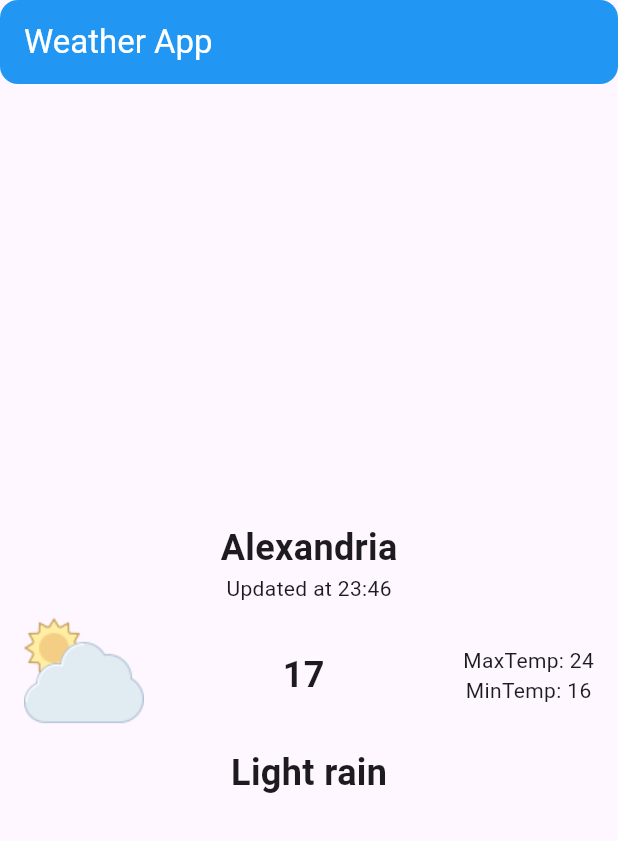
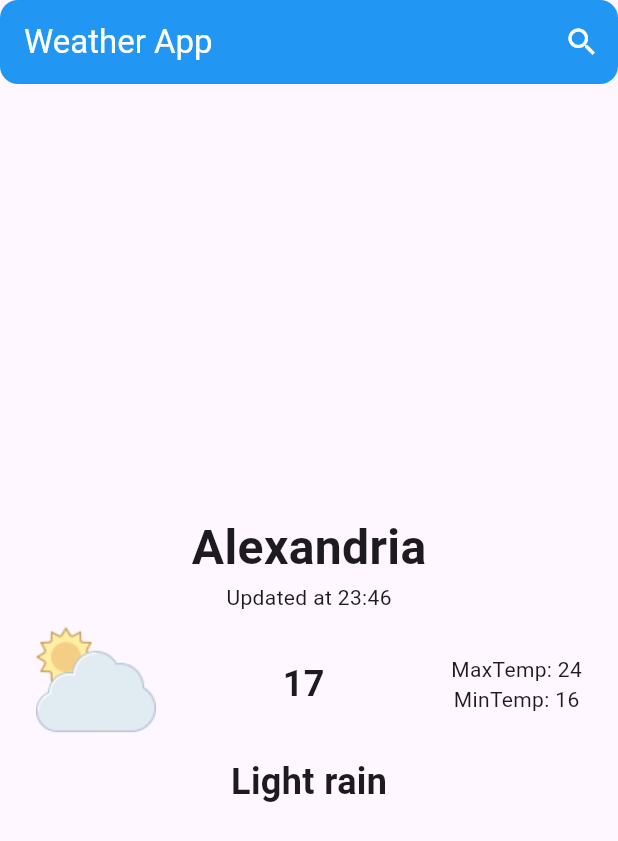
Before and after one commit to mohebboules/weather_app, a Flutter app: the screen it shows after launch, on a phone screen of 412 x 824 dp. Shown: the top 841 px of the screen. Run offline on Flutter 3.47's test engine with Material 3 defaults, Android fonts, the phone set to English and light mode, and no system bars.

```diff
--- a/analysis_options.yaml
+++ b/analysis_options.yaml
@@ -21,6 +21,7 @@ linter:
   # `// ignore_for_file: name_of_lint` syntax on the line or in the file
   # producing the lint.
   rules:
+    prefer_const_constructors: true
     # avoid_print: false  # Uncomment to disable the `avoid_print` rule
     # prefer_single_quotes: true  # Uncomment to enable the `prefer_single_quotes` rule
 
--- a/lib/main.dart
+++ b/lib/main.dart
@@ -3,7 +3,7 @@ import 'package:weather_app/views/home_view.dart';
 
 void main() {
   runApp(
-    MaterialApp(
+    const MaterialApp(
       debugShowCheckedModeBanner: false,
       home: HomeView(),
     ),
--- a/lib/views/home_view.dart
+++ b/lib/views/home_view.dart
@@ -1,4 +1,5 @@
 import 'package:flutter/material.dart';
+import 'package:weather_app/views/search_view.dart';
 import 'package:weather_app/widgets/weather_info_body.dart';
 // import 'package:weather_app/widgets/no_weather.dart';
 
@@ -10,16 +11,24 @@ class HomeView extends StatelessWidget {
     return Scaffold(
       appBar: AppBar(
         backgroundColor: Colors.blue,
+        foregroundColor: Colors.white,
         shape: RoundedRectangleBorder(borderRadius: BorderRadius.circular(12)),
-        title: Text(
+        title: const Text(
           "Weather App",
-          style: TextStyle(
-            color: Colors.white,
-          ),
         ),
+        actions: [
+          IconButton(
+            onPressed: () {
+              Navigator.of(context).push(
+                MaterialPageRoute(builder: (context) => const SearchView()),
+              );
+            },
+            icon: const Icon(Icons.search),
+          )
+        ],
       ),
       // body: NoWeatherBody(),
-      body: WeatherInfoBody(),
+      body: const WeatherInfoBody(),
     );
   }
 }
--- a/lib/widgets/no_weather.dart
+++ b/lib/widgets/no_weather.dart
@@ -7,7 +7,7 @@ class NoWeatherBody extends StatelessWidget {
 
   @override
   Widget build(BuildContext context) {
-    return Center(
+    return const Center(
       child: Text(
         "Their is no weather start searching now 🔍 ",
         style: TextStyle(
--- a/lib/widgets/weather_info_body.dart
+++ b/lib/widgets/weather_info_body.dart
@@ -6,40 +6,38 @@ class WeatherInfoBody extends StatelessWidget {
   @override
   Widget build(BuildContext context) {
     return Padding(
-      padding: const EdgeInsets.symmetric(horizontal: 16),
+      padding: const EdgeInsets.symmetric(horizontal: 24),
       child: Column(
         mainAxisAlignment: MainAxisAlignment.center,
         children: [
-          Text(
+          const Text(
             "Alexandria",
-            style: TextStyle(fontWeight: FontWeight.bold, fontSize: 24),
+            style: TextStyle(fontWeight: FontWeight.bold, fontSize: 32),
           ),
-          Text("Updated at 23:46"),
-          SizedBox(
+          const Text("Updated at 23:46"),
+          const SizedBox(
             height: 8,
           ),
           Row(
-            mainAxisSize: MainAxisSize.min,
+            mainAxisAlignment: MainAxisAlignment.spaceBetween,
             children: [
               Image.asset("assets/images/cloudy.png"),
-              Spacer(),
-              Text(
+              const Text(
                 "17",
                 style: TextStyle(
                   fontSize: 24,
                   fontWeight: FontWeight.bold,
                 ),
               ),
-              Spacer(),
-              Column(
+              const Column(
                 children: [Text("MaxTemp: 24"), Text("MinTemp: 16")],
               ),
             ],
           ),
-          SizedBox(
+          const SizedBox(
             height: 8,
           ),
-          Text(
+          const Text(
             "Light rain",
             style: TextStyle(fontSize: 24, fontWeight: FontWeight.bold),
           )
```
Also changed, not shown: lib/views/search_view.dart (added, +39 -0 lines).
